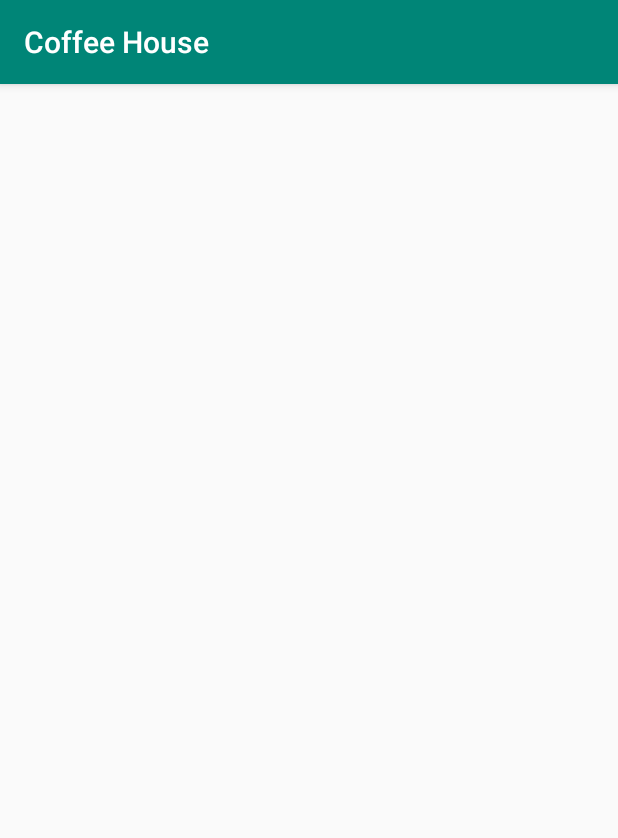
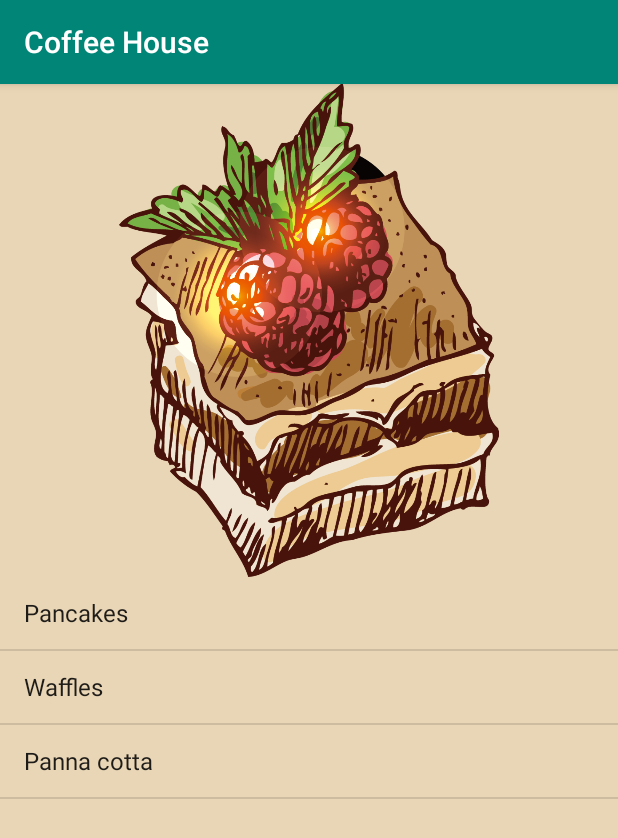
Before and after one commit to Julia-Anish/CoffeeHouse, an Android app: the screen it shows after launch (FoodMenu), after a tap on "Food", on a phone screen of 412 x 824 dp. Shown: the top 838 px of the screen. Run offline under Robolectric (Android 15) with nearby library versions, the phone set to English and light mode, and no system bars.

Commit message:
Complete menu food

```diff
--- a/app/src/main/AndroidManifest.xml
+++ b/app/src/main/AndroidManifest.xml
@@ -9,7 +9,8 @@
         android:roundIcon="@mipmap/ic_launcher_round"
         android:supportsRtl="true"
         android:theme="@style/AppTheme">
-        <activity android:name=".ParticularDrink"></activity>
+        <activity android:name=".ParticularFood"></activity>
+        <activity android:name=".ParticularDrink" />
         <activity android:name=".ProfitableOffer" />
         <activity android:name=".FoodMenu" />
         <activity android:name=".DrinkMenu" />
--- /dev/null
+++ b/app/src/main/java/com/example/coffeehouse/Food.java
@@ -0,0 +1,37 @@
+package com.example.coffeehouse;
+
+public class Food {
+    private String name;
+    private String description;
+    private  int imageResourceId;
+
+
+    public static final Food [] dessert = {
+            new Food("Pancakes", "Five pancakes made from flour milled in the Smokies. Served with our house made, warm maple syrup, and real whipped butter.", R.drawable.pancakes),
+            new Food("Waffles", "The Original Belgian Sugar Waffle smeared with peanut butter, with or without a dip in Belgian milk chocolate ", R.drawable.waffles),
+            new Food("Panna cotta", "It   is an Italian dessert of sweetened cream thickened with gelatin and molded. The cream may be aromatized with coffee, vanilla, or other flavorings.",R.drawable.pannacotta)
+
+
+    };
+    private Food (String name, String description, int imageResourceId){
+        this.name = name;
+        this.description = description;
+        this.imageResourceId = imageResourceId;
+    }
+    public String getName(){
+        return name;
+    }
+    public String getDescription(){
+        return description;
+    }
+    public int getImageResourceId(){
+        return imageResourceId;
+    }
+
+
+    public String toString(){
+        return this.name;
+    }
+
+
+}
--- a/app/src/main/java/com/example/coffeehouse/FoodMenu.java
+++ b/app/src/main/java/com/example/coffeehouse/FoodMenu.java
@@ -2,7 +2,12 @@ package com.example.coffeehouse;
 
 import androidx.appcompat.app.AppCompatActivity;
 
+import android.content.Intent;
 import android.os.Bundle;
+import android.view.View;
+import android.widget.AdapterView;
+import android.widget.ArrayAdapter;
+import android.widget.ListView;
 
 public class FoodMenu extends AppCompatActivity {
 
@@ -10,5 +15,27 @@ public class FoodMenu extends AppCompatActivity {
     protected void onCreate(Bundle savedInstanceState) {
         super.onCreate(savedInstanceState);
         setContentView(R.layout.activity_food_menu);
+
+        ArrayAdapter<Food> listAdapter = new ArrayAdapter<>(
+                this,
+                android.R.layout.simple_list_item_1,
+                Food.dessert);
+
+
+        ListView listFood = (ListView)findViewById(R.id.listFood);
+        listFood.setAdapter (listAdapter);
+
+        AdapterView.OnItemClickListener itemClickListener = new AdapterView.OnItemClickListener() {
+            @Override
+            public void onItemClick(AdapterView<?> listFood, View itemView, int position, long id) {
+                Intent intent = new Intent(FoodMenu.this, ParticularFood.class);
+                intent.putExtra(ParticularFood.EXTRA_FOODID, (int) id);
+                startActivity(intent);
+            }
+        };
+
+        listFood.setOnItemClickListener(itemClickListener);
+
+
     }
 }
--- a/app/src/main/res/layout/activity_food_menu.xml
+++ b/app/src/main/res/layout/activity_food_menu.xml
@@ -1,9 +1,25 @@
 <?xml version="1.0" encoding="utf-8"?>
-<androidx.constraintlayout.widget.ConstraintLayout xmlns:android="http://schemas.android.com/apk/res/android"
+<LinearLayout
+    xmlns:android="http://schemas.android.com/apk/res/android"
     xmlns:app="http://schemas.android.com/apk/res-auto"
     xmlns:tools="http://schemas.android.com/tools"
     android:layout_width="match_parent"
     android:layout_height="match_parent"
-    tools:context=".FoodMenu">
+    tools:context=".FoodMenu"
+    android:orientation="vertical"
+    android:background="@color/colorAccent">
 
-</androidx.constraintlayout.widget.ConstraintLayout>
+
+    <ImageView
+        android:id="@+id/imageView2"
+        android:layout_width="match_parent"
+        android:layout_height="0dp"
+        android:layout_weight="3"
+        app:srcCompat="@drawable/food" />
+
+    <ListView
+        android:id="@+id/listFood"
+        android:layout_width="match_parent"
+        android:layout_height="0dp"
+        android:layout_weight="4"/>
+</LinearLayout>
```
Also changed, not shown: app/src/main/java/com/example/coffeehouse/ParticularFood.java (added, +33 -0 lines), app/src/main/res/layout/particular_food.xml (added, +31 -0 lines), app/src/main/res/drawable/food.png (added), app/src/main/res/drawable/pancakes.png (added), app/src/main/res/drawable/pannacotta.png (added), app/src/main/res/drawable/waffles.png (added).
